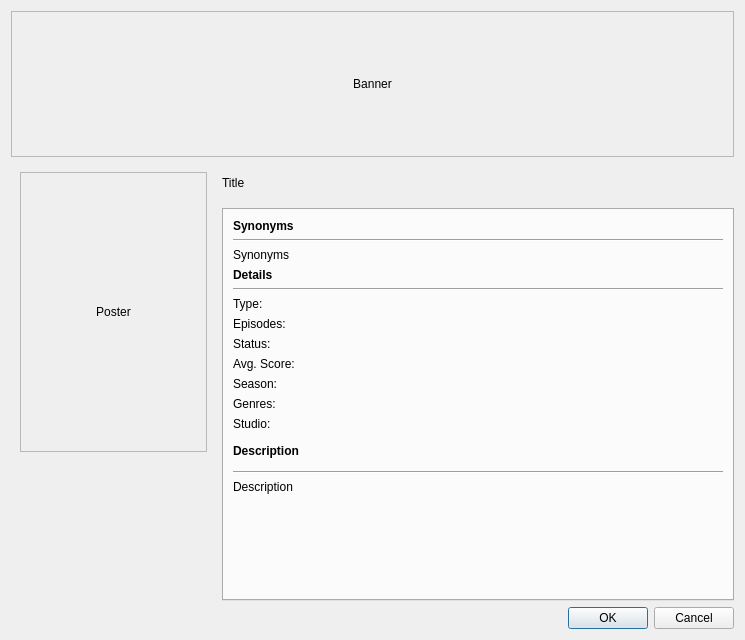
First picture: the form in ui/title_details.ui, repository RealMihp/nekodesk, before the edit.
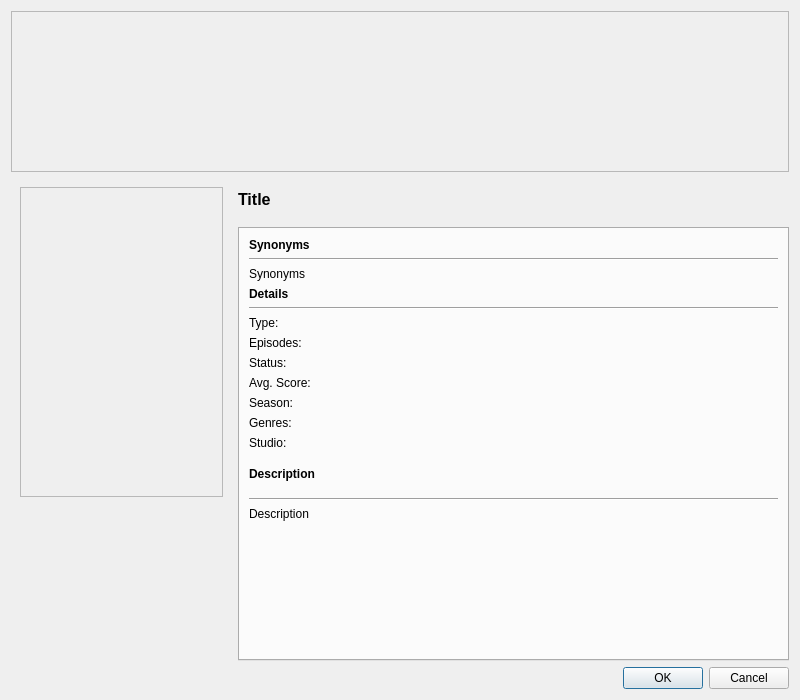
Second picture: the form after the edit.

Commit message: feat: title details display + title details display + db func get_title

The edit to the form file:
```diff
--- a/ui/title_details.ui
+++ b/ui/title_details.ui
@@ -6,10 +6,28 @@
    <rect>
     <x>0</x>
     <y>0</y>
-    <width>745</width>
-    <height>640</height>
+    <width>800</width>
+    <height>700</height>
    </rect>
   </property>
+  <property name="sizePolicy">
+   <sizepolicy hsizetype="Fixed" vsizetype="Fixed">
+    <horstretch>0</horstretch>
+    <verstretch>0</verstretch>
+   </sizepolicy>
+  </property>
+  <property name="minimumSize">
+   <size>
+    <width>800</width>
+    <height>700</height>
+   </size>
+  </property>
+  <property name="maximumSize">
+   <size>
+    <width>800</width>
+    <height>700</height>
+   </size>
+  </property>
   <property name="windowTitle">
    <string>Details</string>
   </property>
@@ -18,11 +36,29 @@
     <layout class="QVBoxLayout" name="main_verticalLayout" stretch="2,6">
      <item>
       <widget class="QLabel" name="banner_label">
+       <property name="sizePolicy">
+        <sizepolicy hsizetype="Ignored" vsizetype="Ignored">
+         <horstretch>0</horstretch>
+         <verstretch>0</verstretch>
+        </sizepolicy>
+       </property>
+       <property name="minimumSize">
+        <size>
+         <width>0</width>
+         <height>0</height>
+        </size>
+       </property>
+       <property name="maximumSize">
+        <size>
+         <width>16777215</width>
+         <height>16777215</height>
+        </size>
+       </property>
        <property name="frameShape">
         <enum>QFrame::Shape::StyledPanel</enum>
        </property>
        <property name="text">
-        <string>Banner</string>
+        <string/>
        </property>
        <property name="alignment">
         <set>Qt::AlignmentFlag::AlignCenter</set>
@@ -42,11 +78,32 @@
          <layout class="QVBoxLayout" name="verticalLayout_5" stretch="2,1">
           <item>
            <widget class="QLabel" name="poster_label">
+            <property name="sizePolicy">
+             <sizepolicy hsizetype="Ignored" vsizetype="Ignored">
+              <horstretch>0</horstretch>
+              <verstretch>0</verstretch>
+             </sizepolicy>
+            </property>
+            <property name="minimumSize">
+             <size>
+              <width>0</width>
+              <height>0</height>
+             </size>
+            </property>
+            <property name="maximumSize">
+             <size>
+              <width>16777215</width>
+              <height>16777215</height>
+             </size>
+            </property>
             <property name="frameShape">
              <enum>QFrame::Shape::StyledPanel</enum>
             </property>
             <property name="text">
-             <string>Poster</string>
+             <string/>
+            </property>
+            <property name="scaledContents">
+             <bool>false</bool>
             </property>
             <property name="alignment">
              <set>Qt::AlignmentFlag::AlignCenter</set>
@@ -76,6 +133,17 @@
         <layout class="QVBoxLayout" name="main_info_verticalLayout" stretch="1,10">
          <item>
           <widget class="QLabel" name="title_label">
+           <property name="font">
+            <font>
+             <pointsize>12</pointsize>
+             <italic>false</italic>
+             <bold>true</bold>
+             <underline>false</underline>
+            </font>
+           </property>
+           <property name="styleSheet">
+            <string notr="true"/>
+           </property>
            <property name="text">
             <string>Title</string>
            </property>
```
The commit also changes 5 other files.
